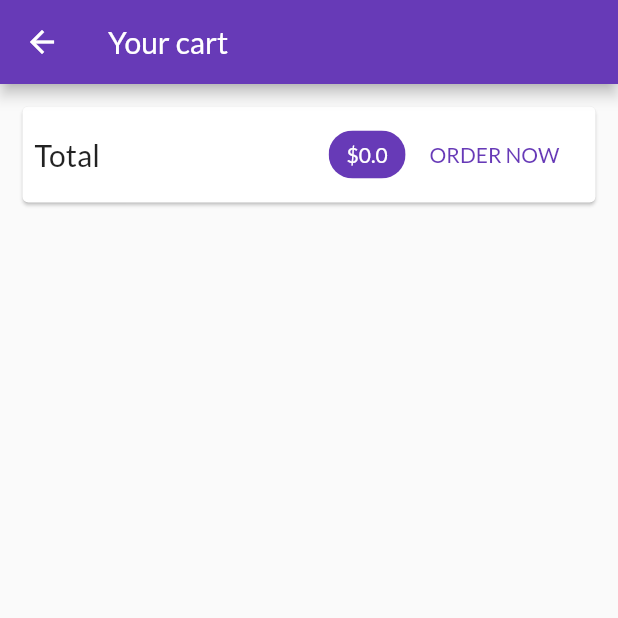
After one commit to Deep27/ShopApp, a Flutter app: the CartScreen screen opened by its route, on a phone screen of 412 x 824 dp, the top half of it. The commit adds this screen. Run offline on Flutter 3.47's test engine with Material 2 defaults, Android fonts, the phone set to English and light mode, and no system bars; network calls fail.

Commit message:
Added cart screen.

```diff
--- a/lib/main.dart
+++ b/lib/main.dart
@@ -2,6 +2,7 @@ import 'package:flutter/material.dart';
 import 'package:provider/provider.dart';
 import 'package:shop_app/providers/cart.dart';
 import 'package:shop_app/providers/products.dart';
+import 'package:shop_app/screens/cart_screen.dart';
 import 'package:shop_app/screens/product_detail_screen.dart';
 import 'package:shop_app/screens/products_overview_screen.dart';
 
@@ -32,6 +33,7 @@ class MyApp extends StatelessWidget {
         home: ProductsOverviewScreen(),
         routes: {
           ProductDetailScreen.routeName: (ctx) => ProductDetailScreen(),
+          CartScreen.routeName: (ctx) => CartScreen(),
         },
       ),
     );
--- a/lib/providers/cart.dart
+++ b/lib/providers/cart.dart
@@ -25,6 +25,14 @@ class Cart with ChangeNotifier {
     return _items.length;
   }
 
+  double get totalAmount {
+    double total = 0.0;
+    _items.forEach((key, cartItem) {
+      total += cartItem.price * cartItem.quantity;
+    });
+    return total;
+  }
+
   void addItem(String productId, double price, String title) {
     if (_items.containsKey(productId)) {
       _items.update(
--- /dev/null
+++ b/lib/screens/cart_screen.dart
@@ -0,0 +1,51 @@
+import 'package:flutter/material.dart';
+import 'package:provider/provider.dart';
+import 'package:shop_app/providers/cart.dart';
+
+class CartScreen extends StatelessWidget {
+  static const routeName = '/cart';
+
+  @override
+  Widget build(BuildContext context) {
+    final cart = Provider.of<Cart>(context);
+
+    return Scaffold(
+      appBar: AppBar(
+        title: Text('Your cart'),
+      ),
+      body: Column(
+        children: <Widget>[
+          Card(
+            margin: const EdgeInsets.all(15),
+            child: Padding(
+              padding: const EdgeInsets.all(8),
+              child: Row(
+                mainAxisAlignment: MainAxisAlignment.spaceBetween,
+                children: <Widget>[
+                  const Text('Total', style: const TextStyle(fontSize: 20)),
+                  Spacer(),
+                  Chip(
+                    label: Text(
+                      '\$${cart.totalAmount}',
+                      style: TextStyle(
+                          color: Theme.of(context)
+                              .primaryTextTheme
+                              .headline6
+                              .color),
+                    ),
+                    backgroundColor: Theme.of(context).primaryColor,
+                  ),
+                  FlatButton(
+                    child: const Text('ORDER NOW'),
+                    onPressed: () {},
+                    textColor: Theme.of(context).primaryColor,
+                  ),
+                ],
+              ),
+            ),
+          ),
+        ],
+      ),
+    );
+  }
+}
--- a/lib/screens/products_overview_screen.dart
+++ b/lib/screens/products_overview_screen.dart
@@ -2,6 +2,7 @@ import 'package:flutter/material.dart';
 import 'package:provider/provider.dart';
 import 'package:shop_app/providers/cart.dart';
 import 'package:shop_app/providers/products.dart';
+import 'package:shop_app/screens/cart_screen.dart';
 import 'package:shop_app/widgets/badge.dart';
 import 'package:shop_app/widgets/products_grid.dart';
 
@@ -48,7 +49,9 @@ class _ProductsOverviewScreenState extends State<ProductsOverviewScreen> {
             ),
             child: IconButton(
               icon: Icon(Icons.shopping_cart),
-              onPressed: () {},
+              onPressed: () {
+                Navigator.of(context).pushNamed(CartScreen.routeName);
+              },
             ),
           ),
         ],
```
